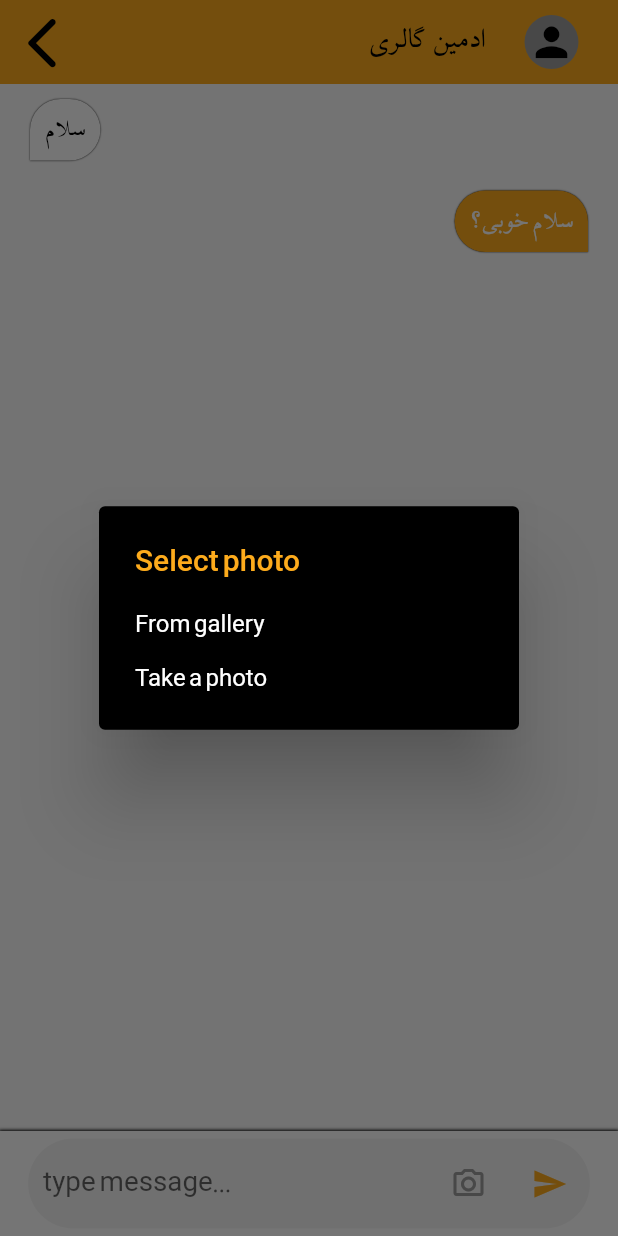
After one commit to mahsak01/autoGallery, a Flutter app: the ChatPage screen opened directly, after a tap on the "camera alt" icon, on a phone screen of 412 x 824 dp. The commit adds this screen. Run offline on Flutter 3.47's test engine with Material 2 defaults, Android fonts, the phone set to English and light mode, and no system bars; our stand-ins replace flutter_custom_clippers, flutter_svg_provider, image_cropper, image_picker, sizer; missing offline and left inert: custom_fade_animation, favorite_button, pinch_zoom_image_last; project files that could hold a hidden picture were left out.

Commit message:
add chat page

```diff
--- /dev/null
+++ b/autoGalleryApp/lib/models/chatmessage.dart
@@ -0,0 +1,60 @@
+import 'package:flutter/cupertino.dart';
+
+//chat message models
+class ChatMessage{
+
+  //text of message
+   String Text;
+
+
+   ChatMessageType messageType;
+   MessageState messageState;
+   bool isSender;
+   var image;
+
+
+   /*
+    ************************** constructor **************************
+   */
+   ChatMessage({this.image,this.Text, @required this.messageType, @required this.messageState, @required this.isSender});
+}
+
+
+
+
+/*
+    ************************** enums **************************
+   */
+enum ChatMessageType{
+  audio,
+  text,
+  image,
+  video,
+  file,
+  sticker
+}
+enum MessageState{
+  viewed,
+  not_send,
+  not_view
+}
+
+
+/*
+    ************************** lists **************************
+   */
+List< ChatMessage> messages=[
+  ChatMessage(
+      Text: "سلام",
+      messageType: ChatMessageType.text,
+      messageState: MessageState.viewed,
+      isSender: false
+  ),
+  ChatMessage(
+      Text: "سلام خوبی؟",
+      messageType: ChatMessageType.text,
+      messageState: MessageState.viewed,
+      isSender: true
+  ),
+
+];
--- /dev/null
+++ b/autoGalleryApp/lib/screens/chat_page.dart
@@ -0,0 +1,260 @@
+import 'dart:io';
+import 'package:autogallery/models/chatmessage.dart';
+import 'package:autogallery/screens/edit_profile.dart';
+import 'package:autogallery/widgets/Message.dart';
+import 'package:flutter/material.dart';
+import 'package:image_cropper/image_cropper.dart';
+import 'package:image_picker/image_picker.dart';
+import 'package:sizer/sizer.dart';
+
+/*
+  ************************** ChatPage **************************
+ */
+class ChatPage extends StatefulWidget {
+  @override
+  _ChatPageState createState() => _ChatPageState();
+}
+
+class _ChatPageState extends State<ChatPage> {
+  var contoller = TextEditingController();
+  var image;
+  final picker = ImagePicker();
+
+  @override
+  Widget build(BuildContext context) {
+    return Scaffold(
+      appBar: AppBar(
+        backgroundColor: Theme.of(context).accentColor,
+        elevation: 0,
+        leading: IconButton(
+          onPressed: () {
+            Navigator.pop(context);
+          },
+          icon: Icon(
+            Icons.arrow_back_ios_rounded,
+            color: Theme.of(context).primaryColor,
+            size: 10.w,
+          ),
+        ),
+        actions: [
+          Row(
+            children: [
+              Text("ادمین گالری",
+                  style: TextStyle(
+                      color: Theme.of(context).primaryColor,
+                      fontSize: 6.w,
+                      fontFamily: 'persion')),
+              Padding(
+                padding: const EdgeInsets.all(10),
+                child: CircleAvatar(
+                  radius: MediaQuery.of(context).size.width/12,
+                  backgroundColor: Theme.of(context).splashColor,
+                  child: EditProfileState.image == null
+                      ? Icon(
+                          Icons.person,
+                          color: Theme.of(context).primaryColor,
+                          size: MediaQuery.of(context).size.width/13,
+                        )
+                      : ClipOval(
+                          child: Image.file(
+                          EditProfileState.image,
+                          width: MediaQuery.of(context).size.width/7,
+                          height: MediaQuery.of(context).size.width/7,
+                          fit: BoxFit.cover,
+                        )),
+                ),
+              )
+            ],
+          ),
+        ],
+      ),
+      body: Column(
+        children: [
+          Expanded(
+            child: NotificationListener<OverscrollIndicatorNotification>(
+                onNotification: (overscroll) {
+                  overscroll.disallowGlow();
+                },
+                child: ListView.builder(
+                    itemCount: messages.length,
+                    itemBuilder: (context, index) {
+                      return Message(messsage: messages[index]);
+                    })),
+          ),
+          Container(
+            height: 70,
+            width: MediaQuery.of(context).size.width,
+            decoration: BoxDecoration(
+              color: Theme.of(context).backgroundColor,
+              boxShadow: [
+                BoxShadow(blurRadius: 1, color: Theme.of(context).primaryColor, spreadRadius: 0.5)
+              ],
+            ),
+            child: SafeArea(
+              child: Row(
+                mainAxisAlignment: MainAxisAlignment.center,
+                children: [
+                  Container(
+                    width: MediaQuery.of(context).size.width / 1.1,
+                    height: 60,
+                    decoration: BoxDecoration(
+                        color: Colors.grey[100],
+                        borderRadius: BorderRadius.circular(40)),
+                    child: Center(
+                      child: Row(
+                        children: [
+                          Expanded(
+                            child: Padding(
+                              padding: const EdgeInsets.only(left: 10),
+                              child: TextField(
+                                maxLines: null,
+                                style: TextStyle(fontSize: 4.5.w),
+                                keyboardType: TextInputType.multiline,
+                                decoration: InputDecoration(
+                                  hintText: "type message...",
+                                  border: InputBorder.none,
+                                ),
+                                controller: contoller,
+                              ),
+                            ),
+                          ),
+
+                          Padding(
+                            padding: const EdgeInsets.all(3),
+                            child: IconButton(
+                              onPressed: () {
+                                setState(() {
+                                  _showSelectionDialog();
+                                });
+                              },
+                              icon: Icon(
+                                Icons.camera_alt_outlined,
+                                color: Theme.of(context).splashColor,
+                              ),
+                            ),
+                          ),
+                          Padding(
+                            padding: const EdgeInsets.all(3),
+                            child: IconButton(
+                              onPressed: () {
+                                setState(() {
+                                  messages.add(ChatMessage(
+                                      Text: checkText(contoller.text),
+                                      messageType: ChatMessageType.text,
+                                      messageState: MessageState.viewed,
+                                      isSender: true));
+                                  contoller.text = "";
+                                });
+                              },
+                              icon: Icon(
+                                Icons.send,
+                                color: Theme.of(context).accentColor,
+                              ),
+                            ),
+                          ),
+                        ],
+                      ),
+                    ),
+                  ),
+                ],
+              ),
+            ),
+          )
+        ],
+      ),
+    );
+  }
+
+  // function for check Message
+  String checkText(String input){
+    String result="";
+    for( int i=0 ; i<input.length;i++){
+      if(i%30==0 && i!=0)
+        result+="\n";
+      result+=input[i];
+    }
+    return result;
+  }
+
+
+/*
+  ************************** image picker **************************
+ */
+  Future _showSelectionDialog() async {
+    await showDialog(
+      builder: (context) => SimpleDialog(
+        backgroundColor: Theme.of(context).primaryColor,
+        title: Text(
+          'Select photo',
+          style: TextStyle(color: Theme.of(context).accentColor),
+        ),
+        children: <Widget>[
+          SimpleDialogOption(
+            child: Text('From gallery', style: TextStyle(color: Theme.of(context).backgroundColor)),
+            onPressed: () {
+              selectOrTakePhoto(ImageSource.gallery);
+              Navigator.pop(context);
+            },
+          ),
+          SimpleDialogOption(
+            child: Text(
+              'Take a photo',
+              style: TextStyle(color: Theme.of(context).backgroundColor),
+            ),
+            onPressed: () {
+              selectOrTakePhoto(ImageSource.camera);
+              Navigator.pop(context);
+            },
+          ),
+        ],
+      ),
+      context: context,
+    );
+  }
+
+  Future selectOrTakePhoto(ImageSource imageSource) async {
+    final pickedFile = await picker.getImage(source: imageSource);
+
+    setState(() {
+      if (pickedFile != null) {
+        image = File(pickedFile.path);
+        cropPhoto();
+        // Navigator.pushNamed(context,null, arguments: _image);
+      } else
+        print('No photo was selected or taken');
+    });
+  }
+
+  Future cropPhoto() async {
+    File croppedFile = await ImageCropper.cropImage(
+        sourcePath: image.path,
+        aspectRatioPresets: [
+          CropAspectRatioPreset.square,
+          CropAspectRatioPreset.ratio3x2,
+          CropAspectRatioPreset.original,
+          CropAspectRatioPreset.ratio4x3,
+          CropAspectRatioPreset.ratio16x9
+        ],
+        androidUiSettings: AndroidUiSettings(
+            toolbarTitle: 'Cropper',
+            toolbarColor: Theme.of(context).accentColor,
+            toolbarWidgetColor: Theme.of(context).backgroundColor,
+            initAspectRatio: CropAspectRatioPreset.original,
+            lockAspectRatio: false),
+        iosUiSettings: IOSUiSettings(
+          minimumAspectRatio: 1.0,
+        ));
+
+    setState(() {
+      if (croppedFile != null) {
+        image = File(croppedFile.path);
+        messages.add(ChatMessage(
+            image: image,
+            messageType: ChatMessageType.image,
+            messageState: MessageState.viewed,
+            isSender: true));
+      } else
+        print('No photo was selected or taken');
+    });
+  }
+}
--- /dev/null
+++ b/autoGalleryApp/lib/widgets/Message.dart
@@ -0,0 +1,25 @@
+import 'package:autogallery/models/chatmessage.dart';
+import 'package:flutter/material.dart';
+
+import 'ImageMessage.dart';
+import 'TextMessage.dart';
+
+
+/*
+  ************************** choose message **************************
+ */
+class Message extends StatelessWidget {
+  ChatMessage messsage;
+
+  Message({Key key, @required this.messsage}) : super(key: key);
+
+  @override
+  Widget build(BuildContext context) {
+    switch (messsage.messageType) {
+      case ChatMessageType.text:
+        return TextMessage(messsage: messsage);
+      case ChatMessageType.image:
+        return ImageMessage(messsage: messsage);
+    }
+  }
+}
--- /dev/null
+++ b/autoGalleryApp/lib/widgets/TextMessage.dart
@@ -0,0 +1,55 @@
+import 'package:autogallery/models/chatmessage.dart';
+import 'package:flutter/material.dart';
+import 'package:sizer/sizer.dart';
+
+
+/*
+    ************************** TextMessage for chat **************************
+   */
+class TextMessage extends StatelessWidget {
+  ChatMessage messsage;
+
+  TextMessage({Key key, @required this.messsage}) : super(key: key);
+
+  @override
+  Widget build(BuildContext context) {
+    return Padding(
+      padding: const EdgeInsets.only(right: 20, left: 20, top: 10, bottom: 10),
+      child: Row(
+        mainAxisAlignment: !messsage.isSender
+            ? MainAxisAlignment.start
+            : MainAxisAlignment.end,
+        children: [
+          Container(
+              decoration: BoxDecoration(
+                  color: !messsage.isSender ? Colors.white : Color(0xFFFDAB1C),
+                  borderRadius: BorderRadius.only(
+                      topRight: Radius.circular(30),
+                      topLeft: Radius.circular(30),
+                      bottomRight: messsage.isSender
+                          ? Radius.circular(0)
+                          : Radius.circular(30),
+                      bottomLeft: !messsage.isSender
+                          ? Radius.circular(0)
+                          : Radius.circular(30)),
+                  boxShadow: [
+                    new BoxShadow(color: Colors.black, blurRadius: 0.1)
+                  ]),
+              child: Padding(
+                padding: const EdgeInsets.all(10),
+                child: Directionality(
+                  textDirection: TextDirection.rtl,
+                  child: Text(
+                    messsage.Text,
+                    style: TextStyle(
+                      color: !messsage.isSender ? Colors.black : Colors.white,
+                      fontSize: 5.w,
+                    ),
+                  ),
+                ),
+              ))
+        ],
+      ),
+    );
+  }
+}
--- a/autoGalleryApp/lib/widgets/profile_page.dart
+++ b/autoGalleryApp/lib/widgets/profile_page.dart
@@ -125,7 +125,6 @@ class ProfilePage extends StatelessWidget {
                         size: 6.5.w,
                       ),
                       onPressed: () {
-                        Navigator.pop(context);
                         Navigator.push(
                           context,
                             MaterialPageRoute(builder: (context) => EditProfile()),
```
Also changed, not shown: autoGalleryApp/lib/widgets/ImageMessage.dart (added, +76 -0 lines), autoGalleryApp/lib/widgets/chat_page.dart (+5 -5 lines), autoGalleryApp/lib/widgets/zoomImage.dart (added, +57 -0 lines).
